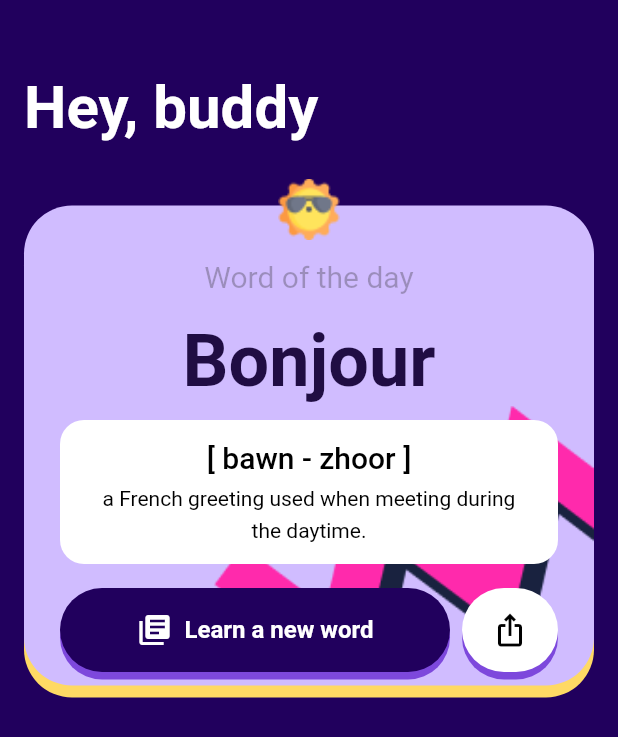
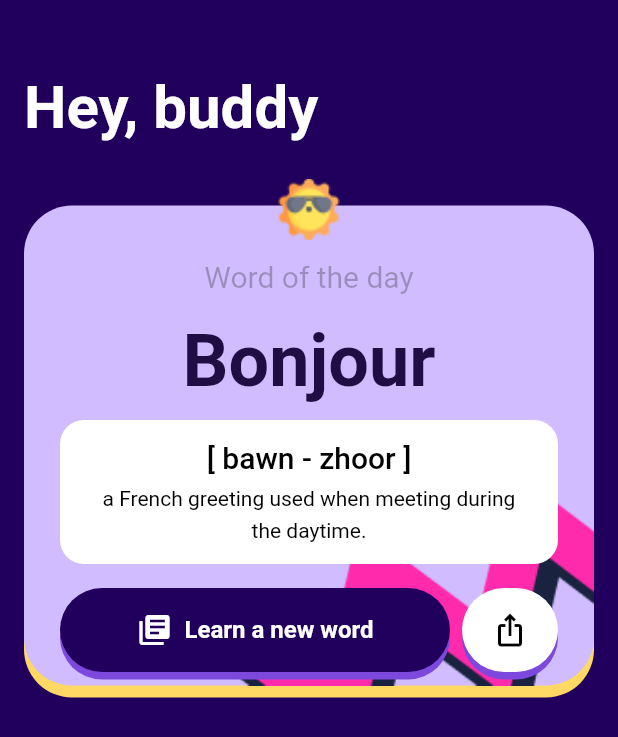
Before and after one commit to uxderrick/language_buddy, a Flutter app: the screen it shows after launch, on a phone screen of 412 x 824 dp. Shown: the top 737 px of the screen. Run offline on Flutter 3.47's test engine with Material 2 defaults, Android fonts, the light colour scheme and no system bars; our stand-ins replace google_fonts; Roboto replaces fonts that are missing (Grandstander).

Commit message:
WOTD done. Fixed responsiveness on zigzag

```diff
--- a/lib/wotd.dart
+++ b/lib/wotd.dart
@@ -23,6 +23,7 @@ class WordOfTheDay extends StatelessWidget {
               Stack(children: [
                 Container(
                   height: 320,
+                  width: double.infinity,
                   decoration: BoxDecoration(
                       color: const Color(0xFFD0BCFF),
                       borderRadius: BorderRadius.circular(32),
@@ -37,11 +38,11 @@ class WordOfTheDay extends StatelessWidget {
                           ),
                         ),
                       ]),
-                ),
-                Container(
-                  alignment: Alignment.bottomRight,
-                  height: 278,
-                  child: Image.asset('images/zigzag.png', scale: 0.9),
+                  child: Image.asset(
+                    'images/zigzag.png',
+                    scale: 0.9,
+                    alignment: Alignment.bottomRight,
+                  ),
                 ),
                 Center(
                   child: Padding(
```
